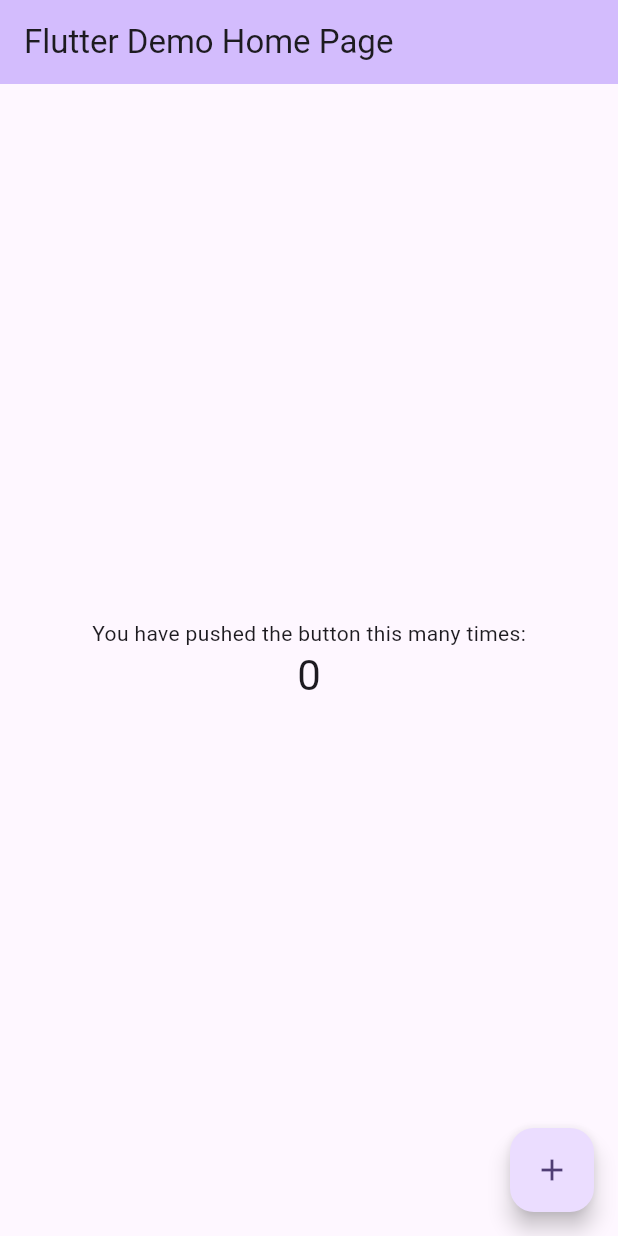
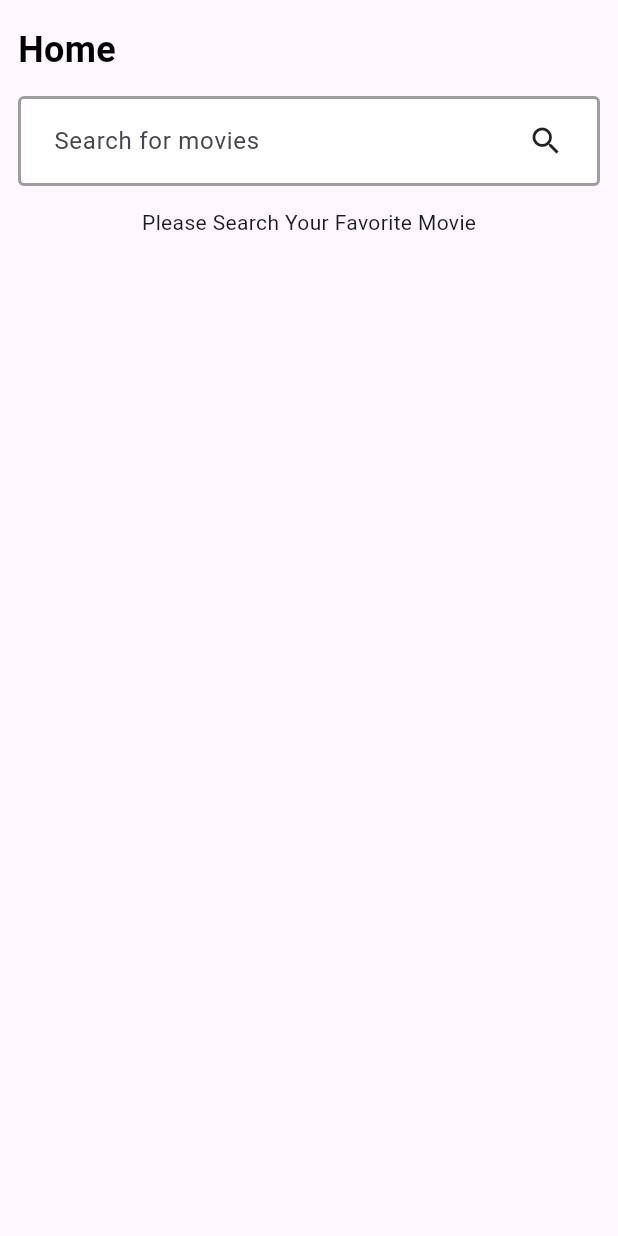
Before and after one commit to anupam92402/NeoSurge-Task2, a Flutter app: the screen it shows after launch, on a phone screen of 412 x 824 dp. Run offline on Flutter 3.47's test engine with Material 2 defaults, Android fonts, the phone set to English and light mode, and no system bars.

Commit message:
pushing complete project

```diff
--- a/lib/main.dart
+++ b/lib/main.dart
@@ -1,4 +1,7 @@
 import 'package:flutter/material.dart';
+import 'package:neosurge_task2/provider/movies_provider.dart';
+import 'package:neosurge_task2/views/HomePage.dart';
+import 'package:provider/provider.dart';
 
 void main() {
   runApp(const MyApp());
@@ -10,116 +13,18 @@ class MyApp extends StatelessWidget {
   // This widget is the root of your application.
   @override
   Widget build(BuildContext context) {
-    return MaterialApp(
-      title: 'Flutter Demo',
-      theme: ThemeData(
-        // This is the theme of your application.
-        //
-        // TRY THIS: Try running your application with "flutter run". You'll see
-        // the application has a blue toolbar. Then, without quitting the app,
-        // try changing the seedColor in the colorScheme below to Colors.green
-        // and then invoke "hot reload" (save your changes or press the "hot
-        // reload" button in a Flutter-supported IDE, or press "r" if you used
-        // the command line to start the app).
-        //
-        // Notice that the counter didn't reset back to zero; the application
-        // state is not lost during the reload. To reset the state, use hot
-        // restart instead.
-        //
-        // This works for code too, not just values: Most code changes can be
-        // tested with just a hot reload.
-        colorScheme: ColorScheme.fromSeed(seedColor: Colors.deepPurple),
-        useMaterial3: true,
-      ),
-      home: const MyHomePage(title: 'Flutter Demo Home Page'),
+    return MultiProvider(
+      providers: [
+        ChangeNotifierProvider(create: (_) => MoviesProvider()),
+      ],
+      child: MaterialApp(
+          title: 'Flutter Demo',
+          debugShowCheckedModeBanner: false,
+          theme: ThemeData(
+            colorScheme: ColorScheme.fromSeed(seedColor: Colors.deepPurple),
+            useMaterial3: true,
+          ),
+          home: const HomePage()),
     );
   }
 }
-
-class MyHomePage extends StatefulWidget {
-  const MyHomePage({super.key, required this.title});
-
-  // This widget is the home page of your application. It is stateful, meaning
-  // that it has a State object (defined below) that contains fields that affect
-  // how it looks.
-
-  // This class is the configuration for the state. It holds the values (in this
-  // case the title) provided by the parent (in this case the App widget) and
-  // used by the build method of the State. Fields in a Widget subclass are
-  // always marked "final".
-
-  final String title;
-
-  @override
-  State<MyHomePage> createState() => _MyHomePageState();
-}
-
-class _MyHomePageState extends State<MyHomePage> {
-  int _counter = 0;
-
-  void _incrementCounter() {
-    setState(() {
-      // This call to setState tells the Flutter framework that something has
-      // changed in this State, which causes it to rerun the build method below
-      // so that the display can reflect the updated values. If we changed
-      // _counter without calling setState(), then the build method would not be
-      // called again, and so nothing would appear to happen.
-      _counter++;
-    });
-  }
-
-  @override
-  Widget build(BuildContext context) {
-    // This method is rerun every time setState is called, for instance as done
-    // by the _incrementCounter method above.
-    //
-    // The Flutter framework has been optimized to make rerunning build methods
-    // fast, so that you can just rebuild anything that needs updating rather
-    // than having to individually change instances of widgets.
-    return Scaffold(
-      appBar: AppBar(
-        // TRY THIS: Try changing the color here to a specific color (to
-        // Colors.amber, perhaps?) and trigger a hot reload to see the AppBar
-        // change color while the other colors stay the same.
-        backgroundColor: Theme.of(context).colorScheme.inversePrimary,
-        // Here we take the value from the MyHomePage object that was created by
-        // the App.build method, and use it to set our appbar title.
-        title: Text(widget.title),
-      ),
-      body: Center(
-        // Center is a layout widget. It takes a single child and positions it
-        // in the middle of the parent.
-        child: Column(
-          // Column is also a layout widget. It takes a list of children and
-          // arranges them vertically. By default, it sizes itself to fit its
-          // children horizontally, and tries to be as tall as its parent.
-          //
-          // Column has various properties to control how it sizes itself and
-          // how it positions its children. Here we use mainAxisAlignment to
-          // center the children vertically; the main axis here is the vertical
-          // axis because Columns are vertical (the cross axis would be
-          // horizontal).
-          //
-          // TRY THIS: Invoke "debug painting" (choose the "Toggle Debug Paint"
-          // action in the IDE, or press "p" in the console), to see the
-          // wireframe for each widget.
-          mainAxisAlignment: MainAxisAlignment.center,
-          children: <Widget>[
-            const Text(
-              'You have pushed the button this many times:',
-            ),
-            Text(
-              '$_counter',
-              style: Theme.of(context).textTheme.headlineMedium,
-            ),
-          ],
-        ),
-      ),
-      floatingActionButton: FloatingActionButton(
-        onPressed: _incrementCounter,
-        tooltip: 'Increment',
-        child: const Icon(Icons.add),
-      ), // This trailing comma makes auto-formatting nicer for build methods.
-    );
-  }
-}
--- /dev/null
+++ b/lib/models/movies.dart
@@ -0,0 +1,24 @@
+class Movies {
+  final String title;
+  final String poster;
+   String imdbRating;
+   String genre;
+  final String id;
+
+  Movies({
+    required this.title,
+    required this.poster,
+    required this.imdbRating,
+    required this.genre,
+    required this.id,
+  });
+
+  factory Movies.fromJson(Map<String, dynamic> parsedJson) {
+    return Movies(
+        title: parsedJson['Title'] ?? "",
+        poster: parsedJson['Poster'] ?? "",
+        imdbRating: parsedJson['imdbRating'] ?? "",
+        genre: parsedJson['Genre'] ?? "",
+        id: parsedJson['imdbID'] ?? "");
+  }
+}
--- /dev/null
+++ b/lib/provider/movies_provider.dart
@@ -0,0 +1,33 @@
+import 'package:flutter/cupertino.dart';
+import 'package:neosurge_task2/models/movies.dart';
+import 'package:neosurge_task2/repository/movie_repository.dart';
+
+class MoviesProvider extends ChangeNotifier {
+  String _userInput = '';
+
+  List<Movies>list = [];
+
+  bool _isLoading = false;
+
+  String get userInput => _userInput;
+
+  set userInput(value) {
+    _userInput = value;
+    notifyListeners();
+  }
+
+  bool get isLoading => _isLoading;
+
+  set isLoading(value) {
+    _isLoading = value;
+    notifyListeners();
+  }
+
+  void getMoviesList() async{
+    list=[];
+    list = await MoviesRepo().getFoodCalories(query: _userInput);
+    _isLoading=false;
+    notifyListeners();
+  }
+
+}
--- /dev/null
+++ b/lib/repository/movie_repository.dart
@@ -0,0 +1,27 @@
+import 'dart:developer';
+
+import 'package:neosurge_task2/models/movies.dart';
+
+import '../data/remote/api_service.dart';
+
+class MoviesRepo {
+  final ApiService _apiService = ApiService.instance;
+
+  Future<List<Movies>> getFoodCalories({required String query}) async {
+    List<Movies> response = [];
+    try {
+      response = await _apiService.getSearchResponse(query: query);
+      await getMovieDetails(response);
+      log("data in repo class is:- $response");
+    } catch (e) {
+      log(e.toString());
+    }
+    return response;
+  }
+
+  Future<void> getMovieDetails(List<Movies> list) async {
+    for (int i = 0; i < list.length; i++) {
+      await _apiService.getMovieDetails(id: list[i].id, list: list, index: i);
+    }
+  }
+}
--- /dev/null
+++ b/lib/utils/constants.dart
@@ -0,0 +1,6 @@
+class Constant {
+  static const String baseUrl = 'http://www.omdbapi.com/';
+  static const String apiKey = 'f38d4e8c';
+  static const String searchEndPoint = '?s=';
+  static const String idEndPoint = '?i=';
+}
--- /dev/null
+++ b/lib/views/HomePage.dart
@@ -0,0 +1,169 @@
+import 'package:flutter/material.dart';
+import 'package:neosurge_task2/provider/movies_provider.dart';
+import 'package:provider/provider.dart';
+
+class HomePage extends StatefulWidget {
+  const HomePage({super.key});
+
+  @override
+  State<HomePage> createState() => _HomePageState();
+}
+
+class _HomePageState extends State<HomePage> {
+  @override
+  Widget build(BuildContext context) {
+    var provider = Provider.of<MoviesProvider>(context);
+    return SafeArea(
+      child: Scaffold(
+        body: Padding(
+          padding: const EdgeInsets.symmetric(vertical: 16, horizontal: 12),
+          child: Column(
+            crossAxisAlignment: CrossAxisAlignment.start,
+            children: [
+              const Text(
+                'Home',
+                style: TextStyle(
+                  color: Colors.black,
+                  fontWeight: FontWeight.bold,
+                  fontSize: 24,
+                ),
+              ),
+              const SizedBox(
+                height: 14,
+              ),
+              Container(
+                height: 60,
+                padding: const EdgeInsets.symmetric(horizontal: 22),
+                decoration: BoxDecoration(
+                  color: Colors.white,
+                  borderRadius: BorderRadius.circular(4),
+                  border: Border.all(
+                    color: Colors.grey, // Color of the border
+                    width: 2, // Width of the border
+                  ),
+                ),
+                child: Row(
+                  mainAxisAlignment: MainAxisAlignment.spaceBetween,
+                  crossAxisAlignment: CrossAxisAlignment.center,
+                  children: [
+                    Expanded(
+                      child: TextFormField(
+                        decoration: const InputDecoration(
+                            hintText: 'Search for movies',
+                            border: InputBorder.none),
+                        onChanged: (value) {
+                          provider.userInput = value;
+                        },
+                      ),
+                    ),
+                    GestureDetector(
+                        onTap: () {
+                          provider.isLoading = true;
+                          provider.getMoviesList();
+                        },
+                        child: const Icon(Icons.search))
+                  ],
+                ),
+              ),
+              const SizedBox(
+                height: 14,
+              ),
+              Expanded(
+                child: ListView.builder(
+                  itemBuilder: (context, index) {
+                    if (provider.isLoading) {
+                      return const Center(child: CircularProgressIndicator());
+                    } else if (provider.list.isEmpty) {
+                      return const Center(
+                        child: Text("Please Search Your Favorite Movie"),
+                      );
+                    } else {
+                      return Card(
+                        color: Colors.white,
+                        shape: RoundedRectangleBorder(
+                          borderRadius: BorderRadius.circular(8),
+                        ),
+                        elevation: 12,
+                        child: Container(
+                            height: 200,
+                            color: Colors.white,
+                            padding: const EdgeInsets.all(8),
+                            child: Row(
+                              children: [
+                                ClipRRect(
+                                  borderRadius: BorderRadius.circular(12),
+                                  child: Image.network(provider.list.isEmpty
+                                      ? 'https://images.unsplash.com/photo-1490730141103-6cac27aaab94?ixlib=rb-4.0.3&ixid=M3wxMjA3fDB8MHxwaG90by1wYWdlfHx8fGVufDB8fHx8fA%3D%3D&auto=format&fit=crop&w=2070&q=80'
+                                      : provider.list[index].poster),
+                                ),
+                                const SizedBox(
+                                  width: 18,
+                                ),
+                                Column(
+                                  mainAxisAlignment: MainAxisAlignment.center,
+                                  crossAxisAlignment: CrossAxisAlignment.start,
+                                  children: [
+                                    SizedBox(
+                                      width: 180,
+                                      child: Text(
+                                        provider.list[index].title,
+                                        overflow: TextOverflow.ellipsis,
+                                        maxLines: 1,
+                                        style: const TextStyle(
+                                            color: Colors.black,
+                                            fontSize: 20,
+                                            fontWeight: FontWeight.bold),
+                                      ),
+                                    ),
+                                    Text(
+                                      provider.list[index].genre,
+                                      overflow: TextOverflow.ellipsis,
+                                      maxLines: 1,
+                                      style: const TextStyle(
+                                        color: Colors.grey,
+                                        fontSize: 12,
+                                      ),
+                                    ),
+                                    const SizedBox(
+                                      height: 12,
+                                    ),
+                                    Container(
+                                      padding: const EdgeInsets.symmetric(
+                                          vertical: 8, horizontal: 20),
+                                      decoration: BoxDecoration(
+                                        borderRadius: BorderRadius.circular(20),
+                                        color: (double.parse(provider
+                                                    .list[index].imdbRating) >=
+                                                7.5)
+                                            ? Colors.green
+                                            : Colors.blue,
+                                      ),
+                                      child: Center(
+                                        child: Text(
+                                          '${provider.list[index].imdbRating} IMDB',
+                                          overflow: TextOverflow.ellipsis,
+                                          maxLines: 1,
+                                          style: const TextStyle(
+                                              fontSize: 12,
+                                              color: Colors.white),
+                                        ),
+                                      ),
+                                    )
+                                  ],
+                                )
+                              ],
+                            )),
+                      );
+                    }
+                  },
+                  scrollDirection: Axis.vertical,
+                  itemCount: provider.list.isEmpty ? 1 : provider.list.length,
+                ),
+              )
+            ],
+          ),
+        ),
+      ),
+    );
+  }
+}
--- a/pubspec.yaml
+++ b/pubspec.yaml
@@ -35,6 +35,8 @@ dependencies:
   # The following adds the Cupertino Icons font to your application.
   # Use with the CupertinoIcons class for iOS style icons.
   cupertino_icons: ^1.0.2
+  provider: ^6.0.5
+  http: ^1.1.0
 
 dev_dependencies:
   flutter_test:
```
Also changed, not shown: lib/data/remote/api_service.dart (added, +66 -0 lines), lib/data/remote/app_exception.dart (added, +27 -0 lines), lib/models/movie_response.dart (added, +23 -0 lines), pubspec.lock.
